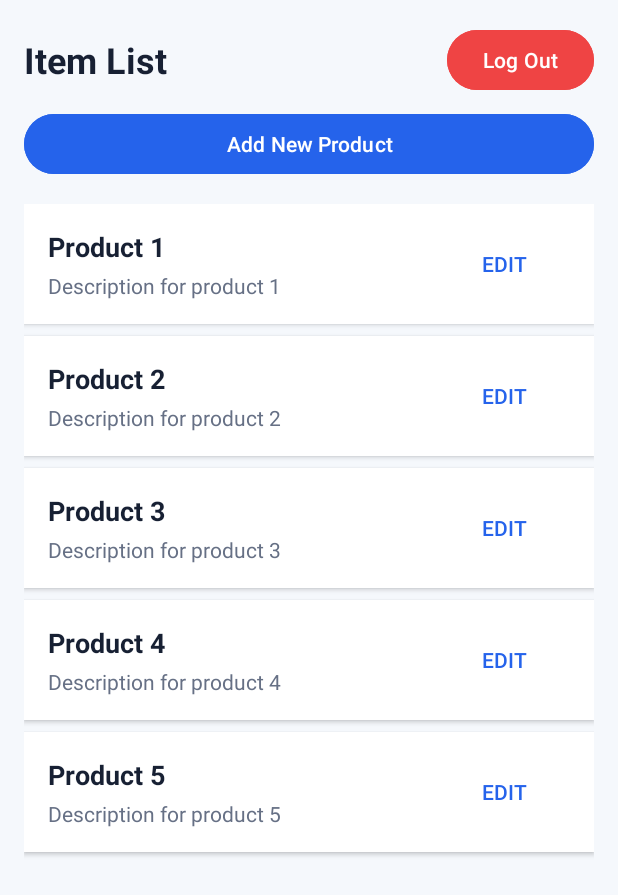
After one commit to Asfailman/ProjectMobile, an Android app: the ListActivity screen opened directly, with no data from a screen before it, on a phone screen of 412 x 824 dp. The commit adds this screen. Shown: the top 895 px of the screen. Run offline under Robolectric (Android 15) with nearby library versions, the phone set to English and light mode, and no system bars.

Commit message:
Do the week 6 lab

```diff
--- a/app/src/main/AndroidManifest.xml
+++ b/app/src/main/AndroidManifest.xml
@@ -12,6 +12,9 @@
         android:supportsRtl="true"
         android:theme="@style/Theme.ProjectMobile">
         <activity
+            android:name=".ListActivity"
+            android:exported="false" />
+        <activity
             android:name=".MainActivity"
             android:exported="true"
             android:windowSoftInputMode="adjustResize">
--- /dev/null
+++ b/app/src/main/java/com/example/projectmobile/ItemAdapter.kt
@@ -0,0 +1,37 @@
+package com.example.projectmobile
+
+import android.view.LayoutInflater
+import android.view.View
+import android.view.ViewGroup
+import android.widget.Button
+import android.widget.TextView
+import androidx.recyclerview.widget.RecyclerView
+
+class ItemAdapter(
+    private val items: MutableList<Product>,
+    private val onEditClick: (Int, Product) -> Unit
+) : RecyclerView.Adapter<ItemAdapter.ViewHolder>() {
+
+    class ViewHolder(view: View) : RecyclerView.ViewHolder(view) {
+        val title: TextView = view.findViewById(R.id.itemTitle)
+        val description: TextView = view.findViewById(R.id.itemDescription)
+        val editButton: Button = view.findViewById(R.id.editButton)
+    }
+
+    override fun onCreateViewHolder(parent: ViewGroup, viewType: Int): ViewHolder {
+        val view = LayoutInflater.from(parent.context)
+            .inflate(R.layout.item_layout, parent, false)
+        return ViewHolder(view)
+    }
+
+    override fun onBindViewHolder(holder: ViewHolder, position: Int) {
+        val product = items[position]
+        holder.title.text = product.title
+        holder.description.text = product.description
+        holder.editButton.setOnClickListener {
+            onEditClick(position, product)
+        }
+    }
+
+    override fun getItemCount() = items.size
+}
--- /dev/null
+++ b/app/src/main/java/com/example/projectmobile/ListActivity.kt
@@ -0,0 +1,84 @@
+package com.example.projectmobile
+
+import android.os.Bundle
+import android.widget.Button
+import android.widget.EditText
+import android.widget.LinearLayout
+import androidx.appcompat.app.AlertDialog
+import androidx.appcompat.app.AppCompatActivity
+import androidx.recyclerview.widget.LinearLayoutManager
+import androidx.recyclerview.widget.RecyclerView
+
+class ListActivity : AppCompatActivity() {
+
+    private lateinit var adapter: ItemAdapter
+    private val productList = mutableListOf<Product>()
+
+    override fun onCreate(savedInstanceState: Bundle?) {
+        super.onCreate(savedInstanceState)
+        setContentView(R.layout.activity_list)
+
+        // Initialize some default products
+        for (i in 1..5) {
+            productList.add(Product("Product $i", "Description for product $i"))
+        }
+
+        val recyclerView = findViewById<RecyclerView>(R.id.recyclerView)
+        recyclerView.layoutManager = LinearLayoutManager(this)
+
+        adapter = ItemAdapter(productList) { position, product ->
+            showProductDialog(position, product)
+        }
+        recyclerView.adapter = adapter
+
+        findViewById<Button>(R.id.addButton).setOnClickListener {
+            showProductDialog(null, null)
+        }
+
+        findViewById<Button>(R.id.logoutButton).setOnClickListener {
+            finish() // Close this activity to return to login screen
+        }
+    }
+
+    private fun showProductDialog(position: Int?, product: Product?) {
+        val dialogView = LinearLayout(this).apply {
+            orientation = LinearLayout.VERTICAL
+            setPadding(50, 40, 50, 10)
+        }
+
+        val titleInput = EditText(this).apply {
+            hint = "Product Title"
+            setText(product?.title ?: "")
+        }
+        val descInput = EditText(this).apply {
+            hint = "Product Description"
+            setText(product?.description ?: "")
+        }
+
+        dialogView.addView(titleInput)
+        dialogView.addView(descInput)
+
+        AlertDialog.Builder(this)
+            .setTitle(if (product == null) "Add Product" else "Edit Product")
+            .setView(dialogView)
+            .setPositiveButton("Save") { _, _ ->
+                val newTitle = titleInput.text.toString()
+                val newDesc = descInput.text.toString()
+
+                if (newTitle.isNotEmpty()) {
+                    if (product == null) {
+                        // Add new product
+                        productList.add(Product(newTitle, newDesc))
+                        adapter.notifyItemInserted(productList.size - 1)
+                    } else if (position != null) {
+                        // Edit existing product
+                        product.title = newTitle
+                        product.description = newDesc
+                        adapter.notifyItemChanged(position)
+                    }
+                }
+            }
+            .setNegativeButton("Cancel", null)
+            .show()
+    }
+}
--- a/app/src/main/java/com/example/projectmobile/MainActivity.kt
+++ b/app/src/main/java/com/example/projectmobile/MainActivity.kt
@@ -27,11 +27,8 @@ class MainActivity : AppCompatActivity() {
                     Toast.LENGTH_SHORT
                 ).show()
             } else {
-                Toast.makeText(
-                    this,
-                    "Login button clicked!",
-                    Toast.LENGTH_SHORT
-                ).show()
+                val intent = android.content.Intent(this, ListActivity::class.java)
+                startActivity(intent)
             }
         }
     }
--- /dev/null
+++ b/app/src/main/java/com/example/projectmobile/Product.kt
@@ -0,0 +1,3 @@
+package com.example.projectmobile
+
+data class Product(var title: String, var description: String)
--- /dev/null
+++ b/app/src/main/res/layout/activity_list.xml
@@ -0,0 +1,48 @@
+<?xml version="1.0" encoding="utf-8"?>
+<LinearLayout xmlns:android="http://schemas.android.com/apk/res/android"
+    android:layout_width="match_parent"
+    android:layout_height="match_parent"
+    android:orientation="vertical"
+    android:padding="16dp"
+    android:background="#F5F8FC">
+
+    <LinearLayout
+        android:layout_width="match_parent"
+        android:layout_height="wrap_content"
+        android:orientation="horizontal"
+        android:gravity="center_vertical">
+
+        <TextView
+            android:layout_width="0dp"
+            android:layout_height="wrap_content"
+            android:layout_weight="1"
+            android:text="Item List"
+            android:textSize="24sp"
+            android:textStyle="bold"
+            android:textColor="#172033" />
+
+        <Button
+            android:id="@+id/logoutButton"
+            android:layout_width="wrap_content"
+            android:layout_height="wrap_content"
+            android:text="Log Out"
+            android:backgroundTint="#EF4444"
+            android:textColor="#FFFFFF" />
+    </LinearLayout>
+
+    <Button
+        android:id="@+id/addButton"
+        android:layout_width="match_parent"
+        android:layout_height="wrap_content"
+        android:layout_marginTop="8dp"
+        android:layout_marginBottom="16dp"
+        android:text="Add New Product"
+        android:backgroundTint="#2563EB"
+        android:textColor="#FFFFFF" />
+
+    <androidx.recyclerview.widget.RecyclerView
+        android:id="@+id/recyclerView"
+        android:layout_width="match_parent"
+        android:layout_height="match_parent" />
+
+</LinearLayout>
--- /dev/null
+++ b/app/src/main/res/layout/item_layout.xml
@@ -0,0 +1,45 @@
+<?xml version="1.0" encoding="utf-8"?>
+<LinearLayout xmlns:android="http://schemas.android.com/apk/res/android"
+    android:layout_width="match_parent"
+    android:layout_height="wrap_content"
+    android:orientation="horizontal"
+    android:padding="16dp"
+    android:layout_marginBottom="8dp"
+    android:background="#FFFFFF"
+    android:gravity="center_vertical"
+    android:elevation="2dp">
+
+    <LinearLayout
+        android:layout_width="0dp"
+        android:layout_height="wrap_content"
+        android:layout_weight="1"
+        android:orientation="vertical">
+
+        <TextView
+            android:id="@+id/itemTitle"
+            android:layout_width="wrap_content"
+            android:layout_height="wrap_content"
+            android:text="Title"
+            android:textSize="18sp"
+            android:textStyle="bold"
+            android:textColor="#172033" />
+
+        <TextView
+            android:id="@+id/itemDescription"
+            android:layout_width="wrap_content"
+            android:layout_height="wrap_content"
+            android:layout_marginTop="4dp"
+            android:text="Description"
+            android:textSize="14sp"
+            android:textColor="#667085" />
+    </LinearLayout>
+
+    <Button
+        android:id="@+id/editButton"
+        android:layout_width="wrap_content"
+        android:layout_height="wrap_content"
+        android:text="Edit"
+        style="?android:attr/borderlessButtonStyle"
+        android:textColor="#2563EB" />
+
+</LinearLayout>
```
